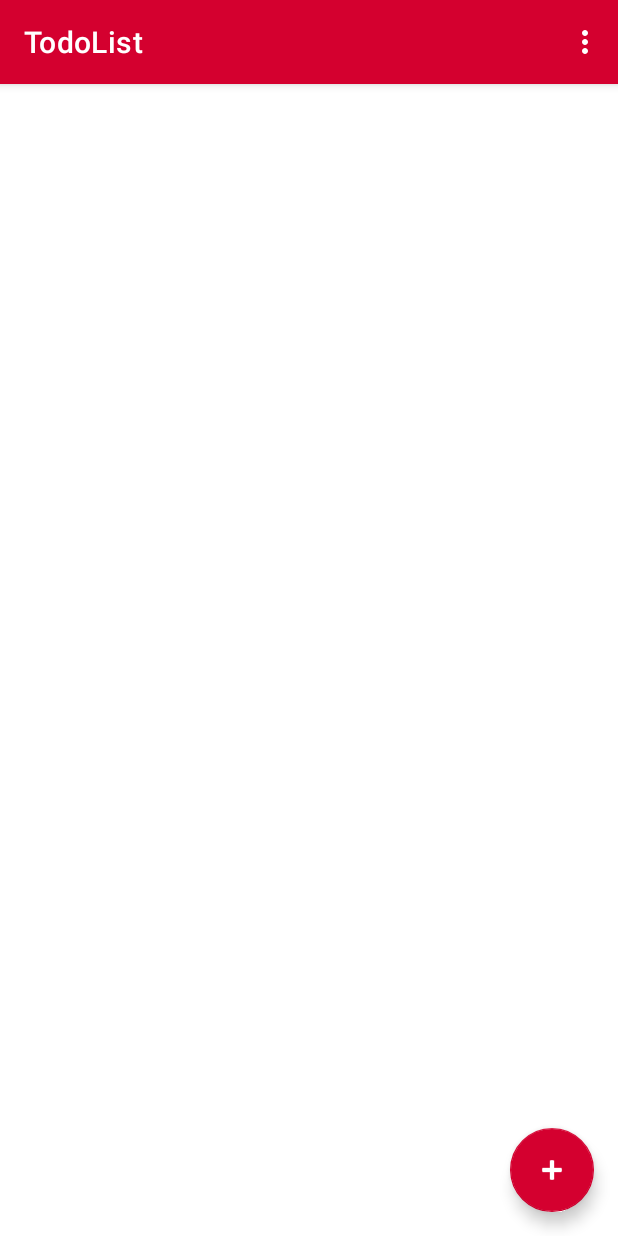
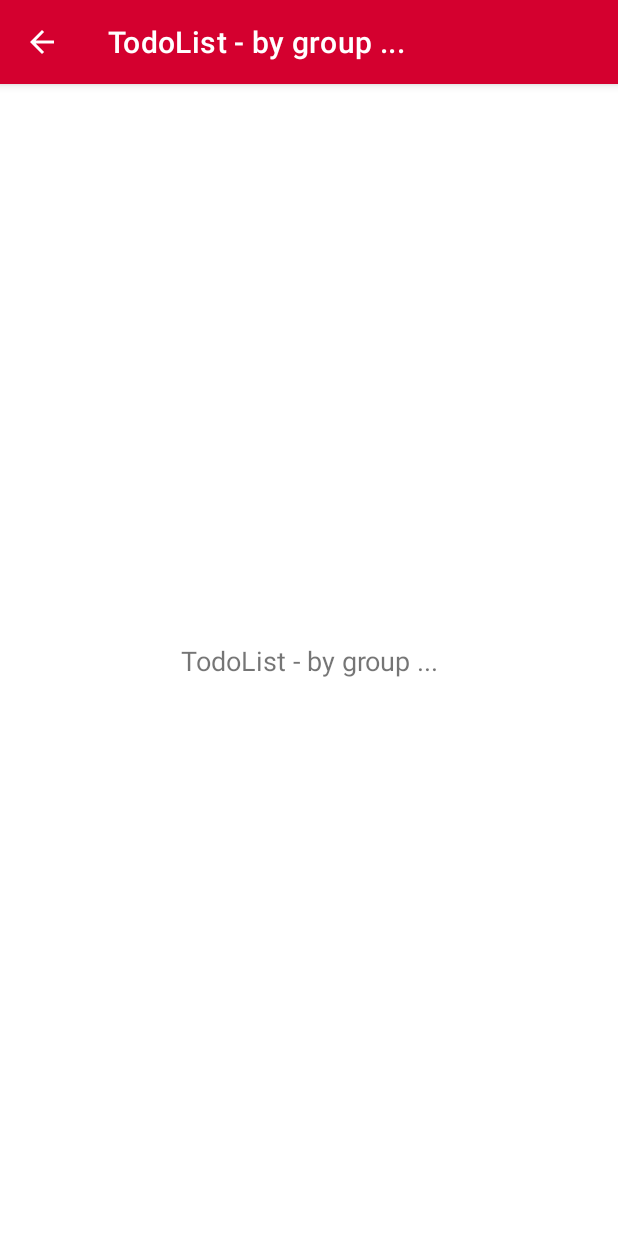
Before and after one commit to quangbruh123/Mobile-developer-project, an Android app: the screen it shows after launch (MainActivity before the commit, AboutActivity after it), in the options menu, after a tap on "About", on a phone screen of 412 x 824 dp. Run offline under Robolectric (Android 15) with nearby library versions, the phone set to English and light mode, and no system bars; our stand-ins replace Room's generated code.

```diff
--- a/app/src/main/AndroidManifest.xml
+++ b/app/src/main/AndroidManifest.xml
@@ -19,6 +19,12 @@
                 <category android:name="android.intent.category.LAUNCHER" />
             </intent-filter>
         </activity>
+        <activity
+            android:name=".AboutActivity"
+            android:label="@string/about_text"
+            android:parentActivityName=".MainActivity">
+
+        </activity>
     </application>
 
 </manifest>
--- a/app/src/main/java/com/bawp/TodoList/MainActivity.java
+++ b/app/src/main/java/com/bawp/TodoList/MainActivity.java
@@ -1,5 +1,7 @@
 package com.bawp.TodoList;
 
+import android.content.ClipData;
+import android.content.Intent;
 import android.os.Bundle;
 
 import com.bawp.TodoList.Model.Priority;
@@ -15,6 +17,7 @@ import com.google.android.material.snackbar.Snackbar;
 import com.google.android.material.tabs.TabLayout;
 
 import androidx.appcompat.app.AppCompatActivity;
+import androidx.appcompat.app.AppCompatDelegate;
 import androidx.appcompat.widget.Toolbar;
 import androidx.constraintlayout.widget.ConstraintLayout;
 import androidx.lifecycle.ViewModelProvider;
@@ -34,7 +37,8 @@ public class MainActivity extends AppCompatActivity implements OnTodoClickListen
     private static final String TAG = "ITEM";
     private RecyclerView recyclerView;
     private RecyclerViewAdapter recyclerViewAdapter;
-    private int counter;
+    private static boolean isSet = false;
+
     BottomSheetFragment bottomSheetFragment;
 
     private SharedViewModel sharedViewModel;
@@ -43,9 +47,14 @@ public class MainActivity extends AppCompatActivity implements OnTodoClickListen
     protected void onCreate(Bundle savedInstanceState) {
         super.onCreate(savedInstanceState);
         setContentView(R.layout.activity_main);
+
+        if (isSet == false) {
+            AppCompatDelegate.setDefaultNightMode(AppCompatDelegate.MODE_NIGHT_NO);
+            isSet = true;
+        }
+
         Toolbar toolbar = findViewById(R.id.toolbar);
         setSupportActionBar(toolbar);
-        counter = 0;
 
 
         bottomSheetFragment = new BottomSheetFragment();
@@ -96,7 +105,19 @@ public class MainActivity extends AppCompatActivity implements OnTodoClickListen
 
         //noinspection SimplifiableIfStatement
         if (id == R.id.action_settings) {
+            Intent intent = new Intent(this, AboutActivity.class);
+            startActivity(intent);
             return true;
+        }
+
+        if (id == R.id.darkmode) {
+            if (AppCompatDelegate.getDefaultNightMode() == AppCompatDelegate.MODE_NIGHT_NO) {
+                AppCompatDelegate.setDefaultNightMode(AppCompatDelegate.MODE_NIGHT_YES);
+            }
+            else {
+                AppCompatDelegate.setDefaultNightMode(AppCompatDelegate.MODE_NIGHT_NO);
+            }
+
         }
 
         return super.onOptionsItemSelected(item);
--- a/app/src/main/java/com/bawp/TodoList/util/Utils.java
+++ b/app/src/main/java/com/bawp/TodoList/util/Utils.java
@@ -26,13 +26,13 @@ public class Utils {
     public static int priorityColor(Task task) {
         int color;
         if (task.getPriority() == Priority.HIGH) {
-            color = Color.argb(200, 201,21,23);
+            color = Color.argb(200, 201, 21, 23);
         }
         else if (task.getPriority() == Priority.MEDIUM) {
-            color = Color.argb(200, 155,179,0);
+            color = Color.argb(200, 155, 179, 0);
         }
         else {
-            color = Color.argb(200, 51,181,129);
+            color = Color.argb(200, 51, 181, 129);
         }
         return color;
     }
--- a/app/src/main/res/menu/menu_main.xml
+++ b/app/src/main/res/menu/menu_main.xml
@@ -7,4 +7,10 @@
         android:orderInCategory="100"
         android:title="@string/action_settings"
         app:showAsAction="never" />
+
+    <item
+        android:id="@+id/darkmode"
+        android:orderInCategory="100"
+        android:title="@string/theme"
+        app:showAsAction="never" />
 </menu>
--- a/app/src/main/res/values-night/themes.xml
+++ b/app/src/main/res/values-night/themes.xml
@@ -2,7 +2,7 @@
     <!-- Base application theme. -->
     <style name="Theme.Todoister" parent="Theme.MaterialComponents.DayNight.DarkActionBar">
         <!-- Primary brand color. -->
-        <item name="colorPrimary">@color/purple_200</item>
+        <item name="colorPrimary">@color/purple_500</item>
         <item name="colorPrimaryVariant">@color/purple_700</item>
         <item name="colorOnPrimary">@color/black</item>
         <!-- Secondary brand color. -->
@@ -13,4 +13,8 @@
         <item name="android:statusBarColor" tools:targetApi="l">?attr/colorPrimaryVariant</item>
         <!-- Customize your theme here. -->
     </style>
+
+    <style name="Theme.Todoister.AppBarOverlay" parent="ThemeOverlay.AppCompat.Dark.ActionBar" />
+
+    <style name="Theme.Todoister.PopupOverlay" parent="ThemeOverlay.AppCompat.Dark" />
 </resources>
--- a/app/src/main/res/values/strings.xml
+++ b/app/src/main/res/values/strings.xml
@@ -28,4 +28,5 @@
     <string name="image_description">button image</string>
     <string name="about_text">TodoList - by group ...</string>
     <string name="add_todos">Add a Todo...</string>
+    <string name="theme">Light</string>
 </resources>
```
